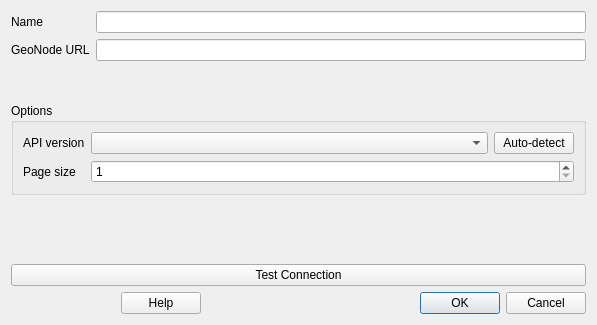
Before: the Qt Designer form src/qgis_geonode/ui/connection_dialog.ui in GeoNode/QGISGeoNodePlugin, drawn with Qt 5.
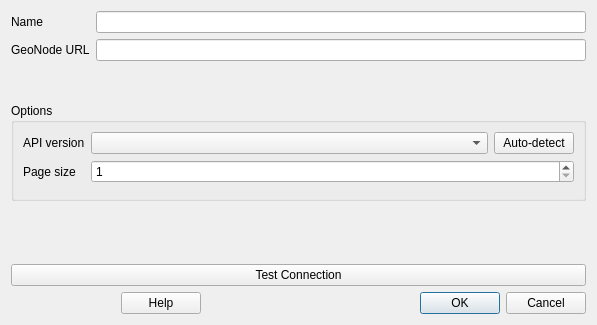
After: the same form once the commit is applied. Custom widgets are drawn as their Qt base class.

Commit message: Refactor connection settings in order to allow specific settings according to the selected API version

```diff
--- a/src/qgis_geonode/ui/connection_dialog.ui
+++ b/src/qgis_geonode/ui/connection_dialog.ui
@@ -53,6 +53,8 @@
      <property name="title">
       <string>Options</string>
      </property>
+     <layout class="QVBoxLayout" name="verticalLayout_2">
+      <item>
      <layout class="QFormLayout" name="formLayout_2">
       <item row="0" column="0">
        <widget class="QLabel" name="label_3">
@@ -107,6 +109,11 @@
          <number>1</number>
         </property>
        </widget>
+        </item>
+       </layout>
+      </item>
+      <item>
+       <widget class="QWidget" name="version_specific_w" native="true"/>
       </item>
      </layout>
     </widget>
```
Left out of the diff: 8 changed lines with no effect on the pictures. Lines whose indentation alone changed are shown as unchanged. The commit also changes 2 other files.
